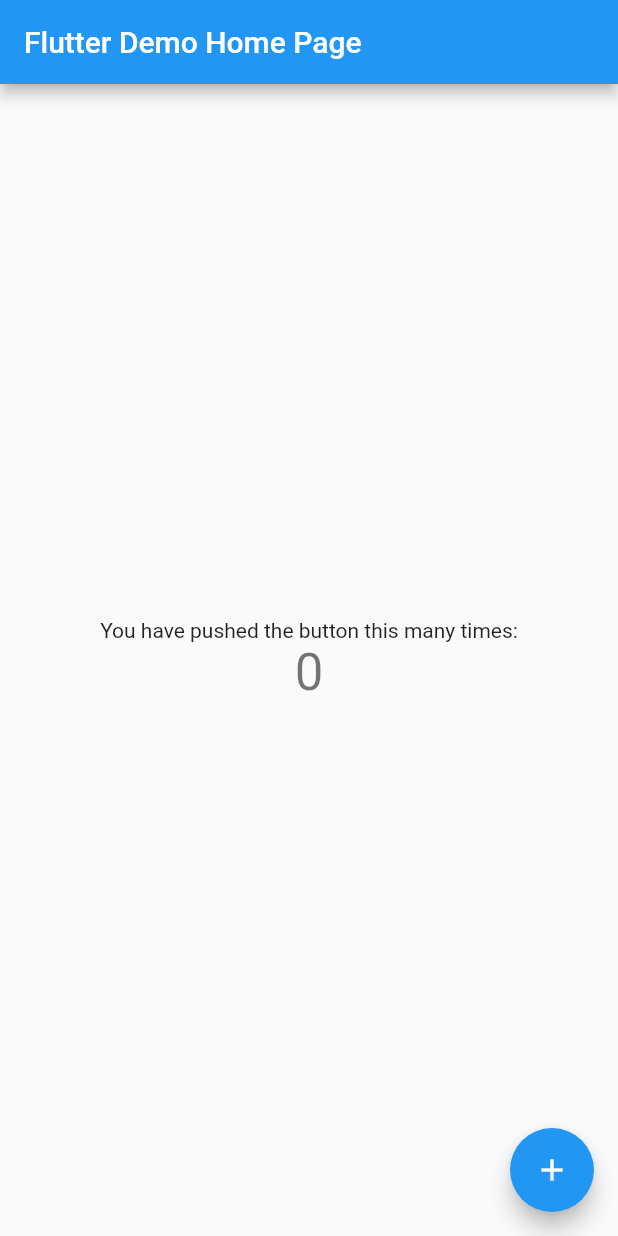
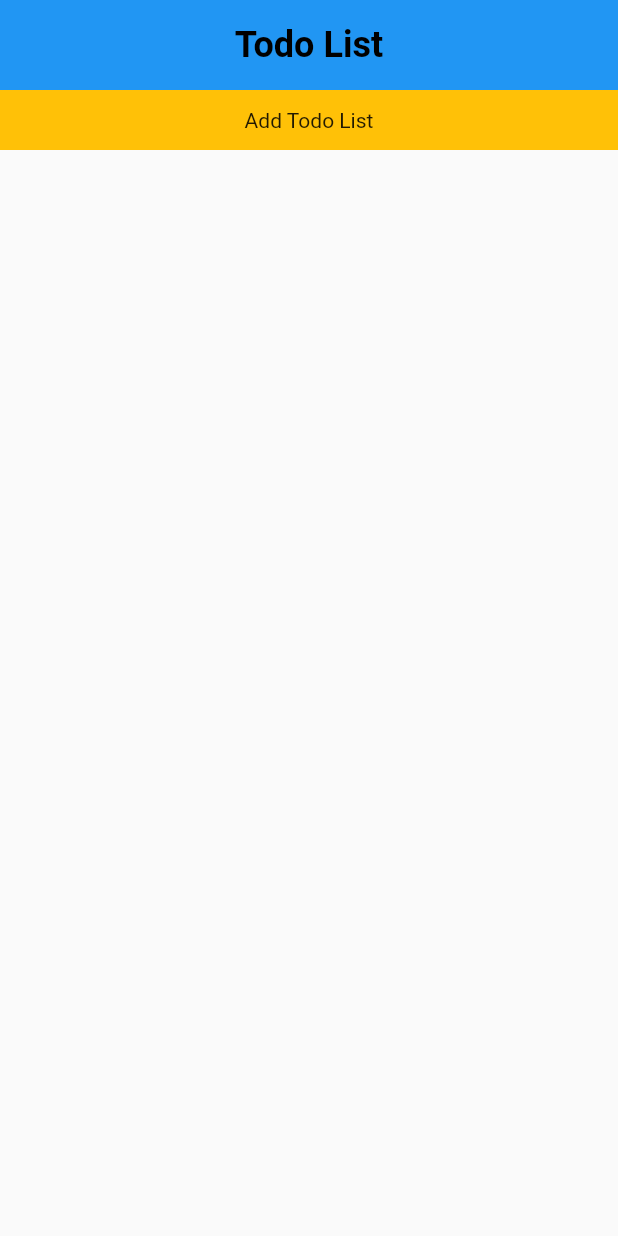
Before and after one commit to jean-study/1_day_todolist, a Flutter app: the screen it shows after launch, on a phone screen of 412 x 824 dp. Run offline on Flutter 3.47's test engine with Material 2 defaults, Android fonts, the phone set to English and light mode, and no system bars.

Commit message:
[feat] :: Todo 신규 기능 추가

```diff
--- /dev/null
+++ b/lib/data/data.dart
@@ -0,0 +1,13 @@
+class Data{
+  List<Map<String,dynamic>> data = [];
+
+  int get length => data.length;
+
+  addData(Map<String,dynamic> value){
+    data.add(value);
+  }
+
+  removeData({int index = 0}){
+    data.removeAt(index);
+  }
+}
--- /dev/null
+++ b/lib/home.dart
@@ -0,0 +1,23 @@
+import 'package:first_day/presentations/pages/todo_list_page.dart';
+import 'package:flutter/material.dart';
+
+class HomePage extends StatefulWidget {
+  const HomePage({Key? key}) : super(key: key);
+
+  @override
+  State<HomePage> createState() => _HomePageState();
+}
+
+class _HomePageState extends State<HomePage> {
+  @override
+  Widget build(BuildContext context) {
+    return const MaterialApp(
+      debugShowCheckedModeBanner: false,
+      home: Scaffold(
+        body: SafeArea(
+            child: TodoListPage(),
+        ),
+      ),
+    );
+  }
+}
--- a/lib/main.dart
+++ b/lib/main.dart
@@ -1,115 +1,6 @@
+import 'package:first_day/home.dart';
 import 'package:flutter/material.dart';
 
 void main() {
-  runApp(const MyApp());
+  runApp(const HomePage());
 }
-
-class MyApp extends StatelessWidget {
-  const MyApp({super.key});
-
-  // This widget is the root of your application.
-  @override
-  Widget build(BuildContext context) {
-    return MaterialApp(
-      title: 'Flutter Demo',
-      theme: ThemeData(
-        // This is the theme of your application.
-        //
-        // Try running your application with "flutter run". You'll see the
-        // application has a blue toolbar. Then, without quitting the app, try
-        // changing the primarySwatch below to Colors.green and then invoke
-        // "hot reload" (press "r" in the console where you ran "flutter run",
-        // or simply save your changes to "hot reload" in a Flutter IDE).
-        // Notice that the counter didn't reset back to zero; the application
-        // is not restarted.
-        primarySwatch: Colors.blue,
-      ),
-      home: const MyHomePage(title: 'Flutter Demo Home Page'),
-    );
-  }
-}
-
-class MyHomePage extends StatefulWidget {
-  const MyHomePage({super.key, required this.title});
-
-  // This widget is the home page of your application. It is stateful, meaning
-  // that it has a State object (defined below) that contains fields that affect
-  // how it looks.
-
-  // This class is the configuration for the state. It holds the values (in this
-  // case the title) provided by the parent (in this case the App widget) and
-  // used by the build method of the State. Fields in a Widget subclass are
-  // always marked "final".
-
-  final String title;
-
-  @override
-  State<MyHomePage> createState() => _MyHomePageState();
-}
-
-class _MyHomePageState extends State<MyHomePage> {
-  int _counter = 0;
-
-  void _incrementCounter() {
-    setState(() {
-      // This call to setState tells the Flutter framework that something has
-      // changed in this State, which causes it to rerun the build method below
-      // so that the display can reflect the updated values. If we changed
-      // _counter without calling setState(), then the build method would not be
-      // called again, and so nothing would appear to happen.
-      _counter++;
-    });
-  }
-
-  @override
-  Widget build(BuildContext context) {
-    // This method is rerun every time setState is called, for instance as done
-    // by the _incrementCounter method above.
-    //
-    // The Flutter framework has been optimized to make rerunning build methods
-    // fast, so that you can just rebuild anything that needs updating rather
-    // than having to individually change instances of widgets.
-    return Scaffold(
-      appBar: AppBar(
-        // Here we take the value from the MyHomePage object that was created by
-        // the App.build method, and use it to set our appbar title.
-        title: Text(widget.title),
-      ),
-      body: Center(
-        // Center is a layout widget. It takes a single child and positions it
-        // in the middle of the parent.
-        child: Column(
-          // Column is also a layout widget. It takes a list of children and
-          // arranges them vertically. By default, it sizes itself to fit its
-          // children horizontally, and tries to be as tall as its parent.
-          //
-          // Invoke "debug painting" (press "p" in the console, choose the
-          // "Toggle Debug Paint" action from the Flutter Inspector in Android
-          // Studio, or the "Toggle Debug Paint" command in Visual Studio Code)
-          // to see the wireframe for each widget.
-          //
-          // Column has various properties to control how it sizes itself and
-          // how it positions its children. Here we use mainAxisAlignment to
-          // center the children vertically; the main axis here is the vertical
-          // axis because Columns are vertical (the cross axis would be
-          // horizontal).
-          mainAxisAlignment: MainAxisAlignment.center,
-          children: <Widget>[
-            const Text(
-              'You have pushed the button this many times:',
-            ),
-            Text(
-              '$_counter',
-              style: Theme.of(context).textTheme.headlineMedium,
-            ),
-          ],
-        ),
-      ),
-      floatingActionButton: FloatingActionButton(
-        onPressed: _incrementCounter,
-        tooltip: 'Increment',
-        child: const Icon(Icons.add),
-      ), // This trailing comma makes auto-formatting nicer for build methods.
-    );
-  }
-}
--- /dev/null
+++ b/lib/presentations/pages/todo_list_page.dart
@@ -0,0 +1,65 @@
+import 'package:first_day/data/data.dart';
+import 'package:first_day/presentations/pages/widgets/todo_ile.dart';
+import 'package:flutter/material.dart';
+import 'package:first_day/presentations/widgets/appbar.dart';
+
+class TodoListPage extends StatefulWidget {
+  const TodoListPage({Key? key}) : super(key: key);
+
+  @override
+  State<TodoListPage> createState() => _TodoListPageState();
+}
+
+class _TodoListPageState extends State<TodoListPage> {
+  var data = Data();
+
+  @override
+  Widget build(BuildContext context) {
+    return Column(
+      mainAxisSize: MainAxisSize.min,
+      children: [
+        const BasicAppBar(),
+        GestureDetector(
+          onTap: (){
+            setState(() {
+              data.addData({
+                "isDone" : false,
+                "contents" : "정환! 정환!"
+              });
+            });
+          },
+          child: Container(
+            height: 40,
+            width: double.infinity,
+            color: Colors.amber,
+            child: Center(
+              child: Text("Add Todo List"),
+            ),
+          ),
+        ),
+        Expanded(
+          child: ListView.builder(
+            shrinkWrap: true,
+            itemCount: data.length,
+              itemBuilder: (BuildContext context, int index ){
+                return TodoTile(
+                  isTodoDone: data.data[index]["isDone"],
+                  checkTodoDoneTap:(value){
+                    setState(() {
+                      data.data[index]["isDone"] = value;
+                    });
+                  },
+                  contents: data.data[index]["contents"],
+                  deleteTap: () {
+                    setState(() {
+                      data.removeData(index: index);
+                    });
+                  },
+                );
+              }
+          ),
+        ),
+      ],
+    );
+  }
+}
--- /dev/null
+++ b/lib/presentations/widgets/appbar.dart
@@ -0,0 +1,26 @@
+import 'package:flutter/material.dart';
+
+class BasicAppBar extends StatelessWidget {
+  const BasicAppBar({Key? key}) : super(key: key);
+
+  @override
+  Widget build(BuildContext context) {
+    return Container(
+      height: 60,
+      width: double.infinity,
+      color: Colors.blue,
+      child: Row(
+        mainAxisAlignment: MainAxisAlignment.center,
+        children: const [
+          Text(
+            "Todo List",
+            style: TextStyle(
+                fontSize: 24,
+                fontWeight: FontWeight.w700,
+                color: Colors.black),
+          )
+        ],
+      ),
+    );
+  }
+}
```
Also changed, not shown: lib/presentations/pages/widgets/todo_ile.dart (added, +52 -0 lines), 2 other files.
